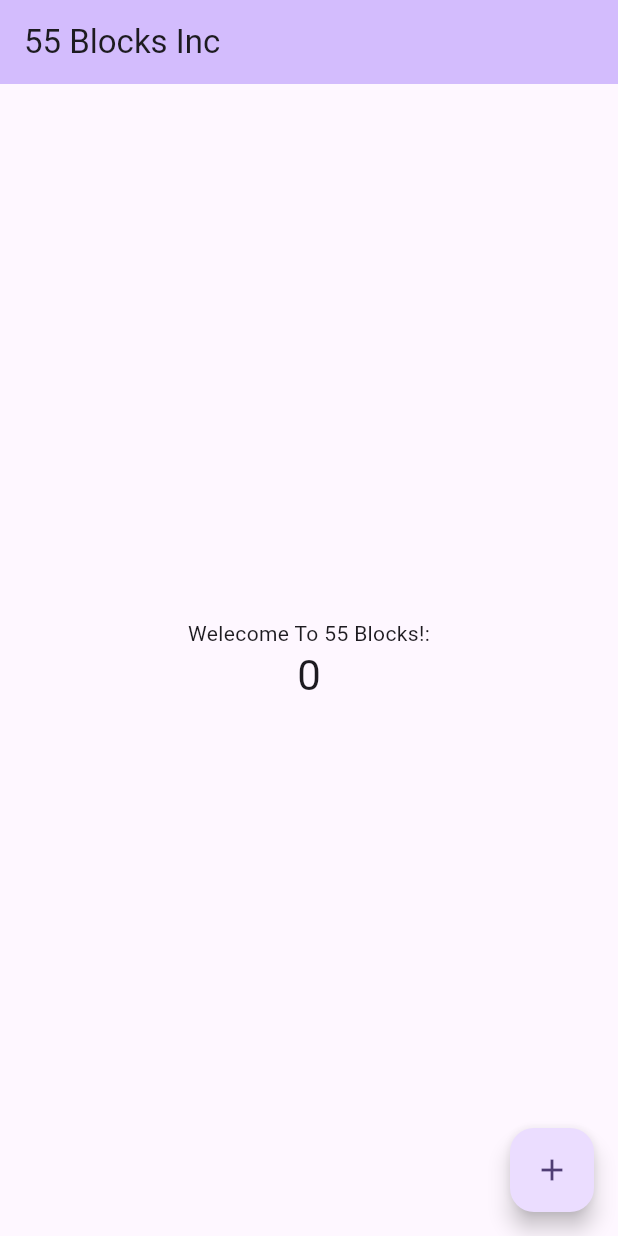
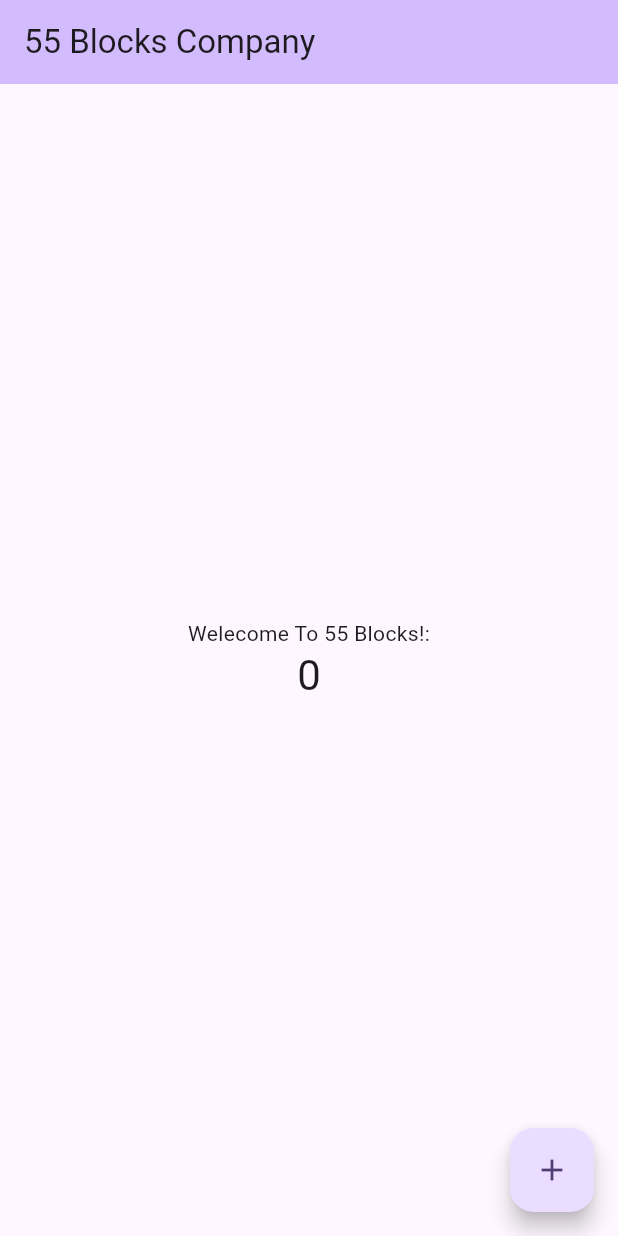
Before and after one commit to MICHAELKITH/Flutter_Course, a Flutter app: the screen it shows after launch, on a phone screen of 412 x 824 dp. Run offline on Flutter 3.47's test engine with Material 3 defaults, Android fonts, the phone set to English and light mode, and no system bars.

Commit message:
Intial commit

```diff
--- a/lib/main.dart
+++ b/lib/main.dart
@@ -31,7 +31,7 @@ class MyApp extends StatelessWidget {
         colorScheme: ColorScheme.fromSeed(seedColor: Colors.deepPurple),
         useMaterial3: true,
       ),
-      home: const MyHomePage(title: '55 Blocks Inc'),
+      home: const MyHomePage(title: '55 Blocks Company'),
     );
   }
 }
```
